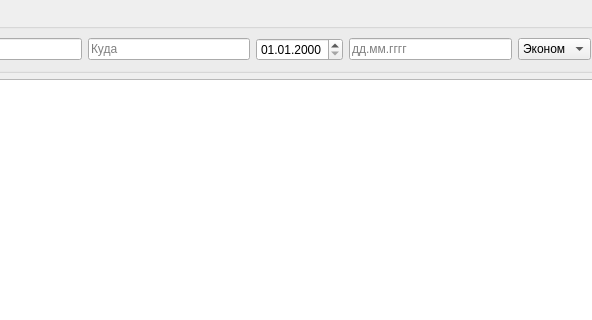
Qt form mainwindow.ui (lanschekov/AviaMos) before a commit; both pictures show x 102 to 694 and y 0 to 320 of the 800 by 600 pixel window.
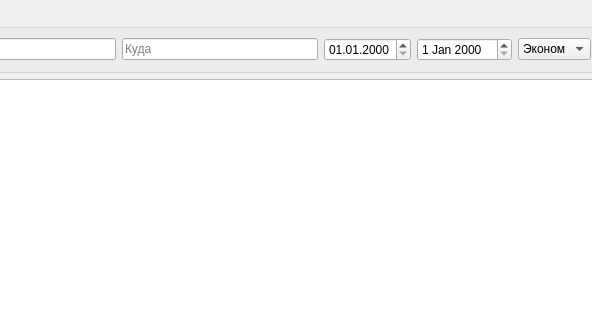
The same form after that commit.

The edit to the form file:
```diff
--- a/mainwindow.ui
+++ b/mainwindow.ui
@@ -45,11 +45,7 @@
                 </widget>
               </item>
               <item>
-                <widget class="QLineEdit" name="dateEditBack">
-                  <property name="placeholderText">
-                    <string>дд.мм.гггг</string>
-                  </property>
-                </widget>
+        <widget class="QDateEdit" name="dateEditBack"/>
               </item>
               <item>
                 <widget class="QComboBox" name="comboBoxClass">
```
Left out of the diff: 8 changed lines with no effect on the pictures. Lines whose indentation alone changed are shown as unchanged.
